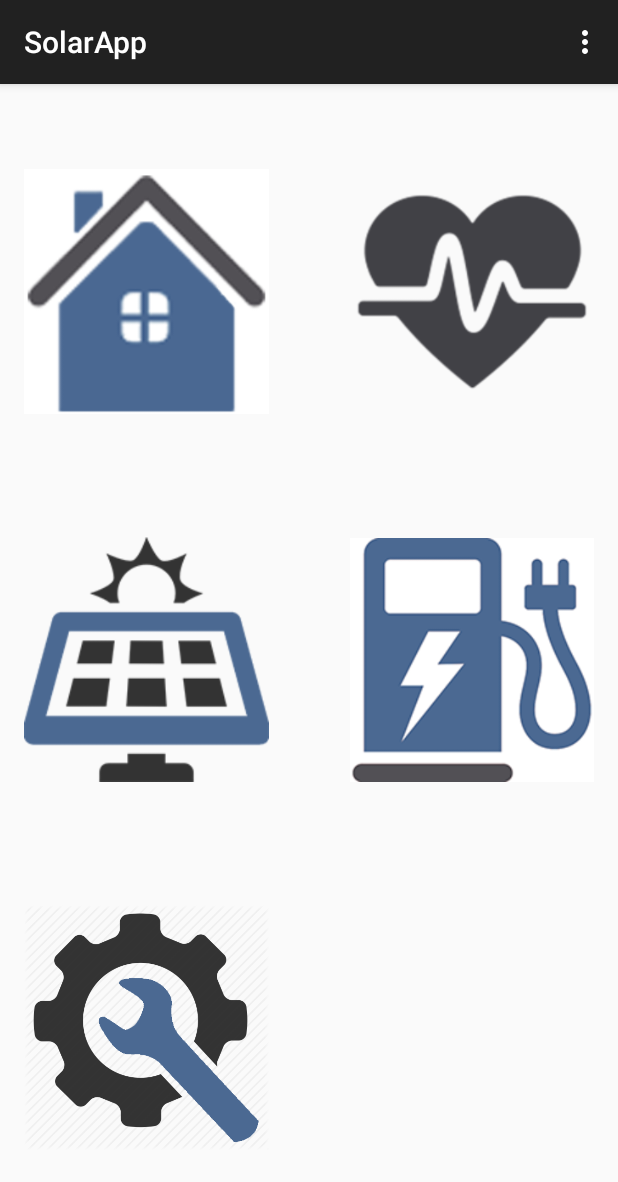
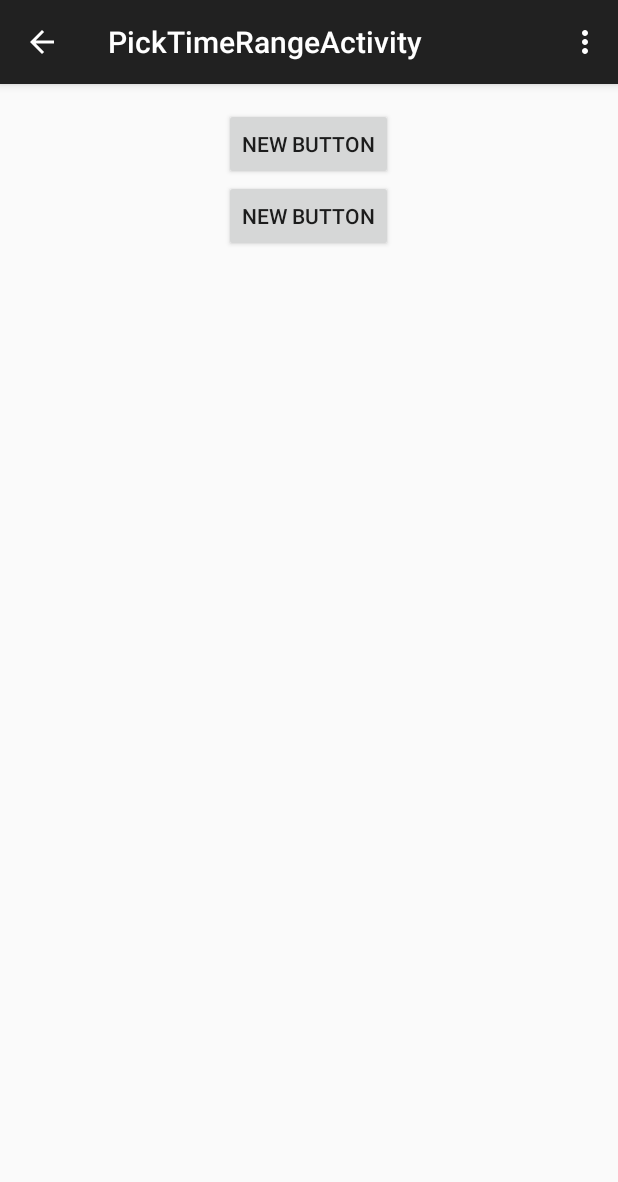
Before and after one commit to WVU-Home-Auto/SolarApp2015, an Android app: the screen it shows after launch (MainActivity before the commit, PickTimeRangeActivity after it), after a tap on "Solar Panels", on a phone screen of 412 x 824 dp. Shown: the top 1182 px of the screen. Run offline under Robolectric (Android 15) with nearby library versions, the phone set to English and light mode, and no system bars.

Commit message:
Added activity to set time/date range

```diff
--- a/app/src/main/java/edu/wvu/solar/solarapp/MainActivity.java
+++ b/app/src/main/java/edu/wvu/solar/solarapp/MainActivity.java
@@ -55,6 +55,8 @@ public class MainActivity extends ActionBarActivity {
             Log.i(DEBUG_TAG, "CAR CHAAAARGER!!!");
         }else if(id == R.id.solarPanelButton){
             Log.i(DEBUG_TAG, "SOLAR PAAAAAANELS!!!");
+            Intent intent = new Intent(this, PickTimeRangeActivity.class);
+            startActivity(intent);
         }else if(id == R.id.settingsButton){
             Log.i(DEBUG_TAG, "SETTTTTTTINGS!!!");
             Intent intent = new Intent(this, DisplayTemperatureActivity.class);
--- /dev/null
+++ b/app/src/main/res/layout/activity_pick_time_range.xml
@@ -0,0 +1,26 @@
+<LinearLayout xmlns:android="http://schemas.android.com/apk/res/android"
+    xmlns:tools="http://schemas.android.com/tools" android:layout_width="match_parent"
+    android:layout_height="match_parent" android:paddingLeft="@dimen/activity_horizontal_margin"
+    android:paddingRight="@dimen/activity_horizontal_margin"
+    android:paddingTop="@dimen/activity_vertical_margin"
+    android:paddingBottom="@dimen/activity_vertical_margin"
+    tools:context="edu.wvu.solar.solarapp.PickTimeRangeActivity"
+    android:orientation="vertical">
+
+
+    <Button
+        android:layout_width="wrap_content"
+        android:layout_height="wrap_content"
+        android:text="New Button"
+        android:id="@+id/button"
+        android:layout_gravity="center_horizontal"
+        android:onClick="click1" />
+
+    <Button
+        android:layout_width="wrap_content"
+        android:layout_height="wrap_content"
+        android:text="New Button"
+        android:id="@+id/button2"
+        android:layout_gravity="center_horizontal"
+        android:onClick="click2" />
+</LinearLayout>
--- /dev/null
+++ b/app/src/main/res/menu/menu_pick_time_range.xml
@@ -0,0 +1,7 @@
+<menu xmlns:android="http://schemas.android.com/apk/res/android"
+    xmlns:app="http://schemas.android.com/apk/res-auto"
+    xmlns:tools="http://schemas.android.com/tools"
+    tools:context="edu.wvu.solar.solarapp.PickTimeRangeActivity">
+    <item android:id="@+id/action_settings" android:title="@string/action_settings"
+        android:orderInCategory="100" app:showAsAction="never" />
+</menu>
--- a/app/src/main/res/values/strings.xml
+++ b/app/src/main/res/values/strings.xml
@@ -9,4 +9,5 @@
     <string name="solar_panels_button_descriptor">Solar Panels</string>
     <string name="settings_button_descriptor">Settings</string>
     <string name="title_activity_display_temperature">Display Temperature</string>
+    <string name="title_activity_pick_time_range">PickTimeRangeActivity</string>
 </resources>
```
Also changed, not shown: app/src/main/AndroidManifest.xml (+8 -0 lines), app/src/main/java/edu/wvu/solar/solarapp/PickTimeRangeActivity.java (added, +132 -0 lines), app/src/main/res/drawable-mdpi/car_charger.png, app/src/main/res/drawable-mdpi/home_control.png, app/src/main/res/drawable-mdpi/settings.png.
